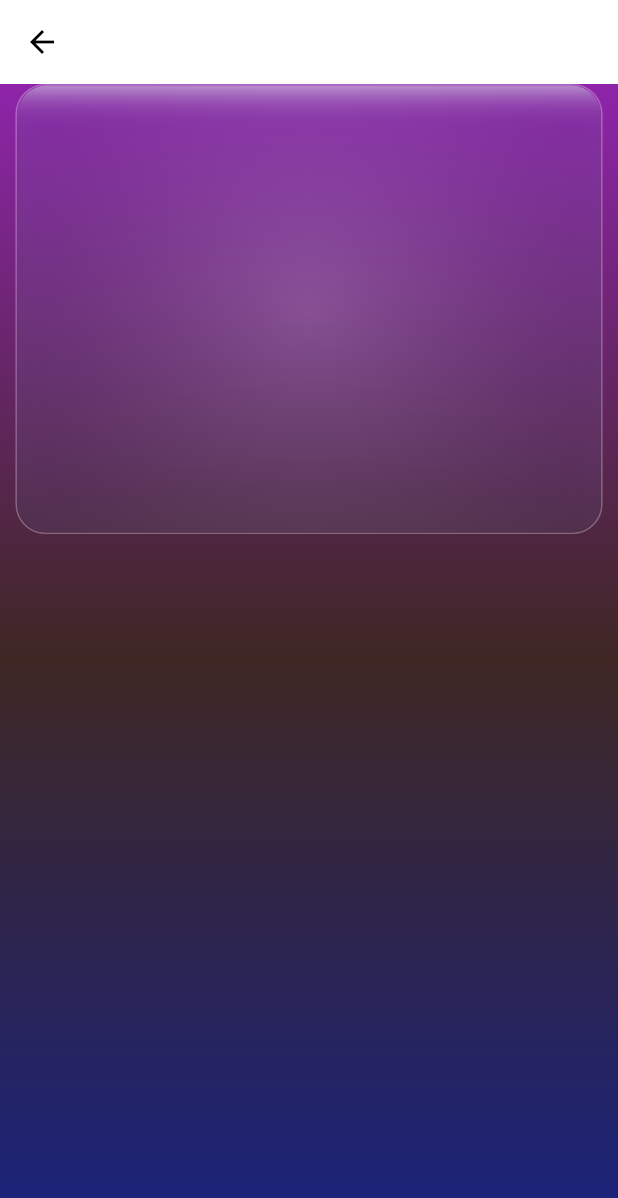
After one commit to veerendrasoni07/Chat-App, a Flutter app: the AccountScreen screen opened directly, on a phone screen of 412 x 824 dp. The commit adds this screen. Shown: the top 1198 px of the screen. Run offline on Flutter 3.47's test engine with Material 3 defaults, Android fonts, the light colour scheme and no system bars; our stand-ins replace audioplayers, auto_size_text, flutter_animate, flutter_riverpod, flutter_screenutil, google_fonts and 4 more; accounts and stored records are empty.

Commit message:
list of chat tile bug fixed and account screen added

```diff
--- /dev/null
+++ b/Frontend/chatapp/lib/views/screens/details/account_screen.dart
@@ -0,0 +1,151 @@
+import 'dart:ui';
+
+import 'package:flutter/material.dart';
+
+class AccountScreen extends StatefulWidget {
+  final String backgroundType;
+  const AccountScreen({super.key,required this.backgroundType});
+
+  @override
+  State<AccountScreen> createState() => _AccountScreenState();
+}
+
+class _AccountScreenState extends State<AccountScreen> {
+
+  double _rotateX = 0;
+  double _rotateY = 0;
+
+  double _norX = 0;
+  double _norY = 0;
+  double _scale = 1.0;
+
+
+  List<Color> _gradientForType(String type) {
+    switch (type) {
+      case 'coder':
+        return [Colors.teal.shade900, Colors.cyan.shade700];
+      case 'creator':
+        return [Colors.deepPurple.shade800, Colors.pinkAccent.shade200];
+      case 'artist':
+        return [ Colors.purple.shade600,Colors.brown.shade900,Colors.indigo.shade900];
+      case 'gamer':
+        return [Colors.deepPurple.shade900, Colors.blueAccent.shade400];
+      default:
+        return [Colors.blueGrey.shade900, Colors.blueGrey.shade700];
+    }
+  }
+
+  @override
+  Widget build(BuildContext context) {
+    return Scaffold(
+      appBar: AppBar(),
+      body: Stack(
+        children: [
+          Container(
+            decoration: BoxDecoration(
+              gradient: LinearGradient(
+                begin: Alignment.topCenter,
+                end: Alignment.bottomCenter,
+                colors: _gradientForType(widget.backgroundType)
+              )
+            ),
+          ),
+
+          Column(
+            children: [
+              Listener(
+                onPointerUp: (value){
+                  setState(() {
+                    _rotateY = 0;
+                    _rotateX = 0;
+                    _scale = 1.0;
+                  });
+                },
+                onPointerMove: (value){
+                  final size = MediaQuery.of(context).size.width * 0.75;
+                  final center = size/2;
+                  final dx = value.localPosition.dx - center;
+                  final dy = value.localPosition.dy - center;
+                  _norX = dx/center;
+                  _norY = dy/center;
+                  setState(() {
+                    _rotateY = _norX * 0.15;
+                    _rotateX = -_norY * 0.15;
+                    _scale = 1.08;
+                  });
+
+                },
+                child: TweenAnimationBuilder(
+                    tween: Tween<double>(begin: 1,end: _scale),
+                    duration: Duration(milliseconds: 450),
+                    builder: (context,size,child){
+                      return Transform(
+                        alignment: Alignment.center,
+                          transform: Matrix4.identity()
+                              ..setEntry(3, 2, 0.001)
+                              ..rotateX(_rotateX)
+                              ..rotateY(_rotateY)
+                              ..scale(size),
+                        child: child,
+                      );
+                    },
+                  curve: Curves.easeInOut,
+                  child: Center(child: personTiltCard(_norX,_norY)) ,
+                ),
+              ),
+            ],
+          )
+
+
+
+        ],
+      ),
+    );
+  }
+
+Widget glowLayer(double nx,double ny){
+    return AnimatedContainer(
+        duration: Duration(milliseconds: 150),
+      decoration: BoxDecoration(
+        gradient: RadialGradient(
+          center: Alignment(nx,ny),
+            radius: 1.2,
+            colors: [
+              Colors.white.withOpacity(0.18),
+              Colors.transparent,
+            ]
+        )
+      ),
+    );
+}
+
+  Widget personTiltCard(double nx, double ny) {
+    return Container(
+      width:  MediaQuery.of(context).size.width * 0.95,
+      height: 300,
+      decoration: BoxDecoration(
+        borderRadius: BorderRadius.circular(20),
+        border: Border.all(color: Colors.white.withOpacity(0.3)),
+      ),
+      child: ClipRRect(
+        borderRadius: BorderRadius.circular(20),
+        child: Stack(
+          children: [
+            Positioned.fill(
+              child: BackdropFilter(
+                filter: ImageFilter.blur(sigmaX: 12, sigmaY: 12),
+                child: Container(
+                  color: Colors.blueAccent.withOpacity(0.05),
+                ),
+              ),
+            ),
+
+            Positioned.fill(child: glowLayer(nx, ny)),
+          ],
+        ),
+      ),
+    );
+  }
+
+
+}
--- a/Frontend/chatapp/lib/views/screens/details/chat_screen.dart
+++ b/Frontend/chatapp/lib/views/screens/details/chat_screen.dart
@@ -217,6 +217,10 @@ class _ChatScreenState extends ConsumerState<ChatScreen> {
                     ),
                   ],
                 ),
+                actions: [
+                  IconButton(onPressed: (){}, icon: Icon(Icons.call)),
+                  IconButton(onPressed: (){}, icon: Icon(Icons.video_camera_back_rounded))
+                ],
                 backgroundColor: Theme.of(context).colorScheme.inversePrimary.withOpacity(0.1),
                 elevation: 0,
               ),
```
Also changed, not shown: Frontend/chatapp/lib/controller/group_controller.dart (+33 -0 lines), Frontend/chatapp/lib/models/chatmeta.dart (added, +7 -0 lines), Frontend/chatapp/lib/models/group_message.dart (+14 -0 lines), Frontend/chatapp/lib/provider/combined_chat_provider.dart (+55 -18 lines), Frontend/chatapp/lib/provider/group_message_provider.dart (+24 -0 lines), Frontend/chatapp/lib/service/socket_service.dart (+6 -2 lines), Frontend/chatapp/lib/views/screens/main_screen.dart (+49 -62 lines), Frontend/chatapp/lib/views/screens/nav_screens/home_screen.dart (+5 -4 lines), Frontend/chatapp/lib/views/widgets/chat_tile.dart (added, +75 -0 lines).
